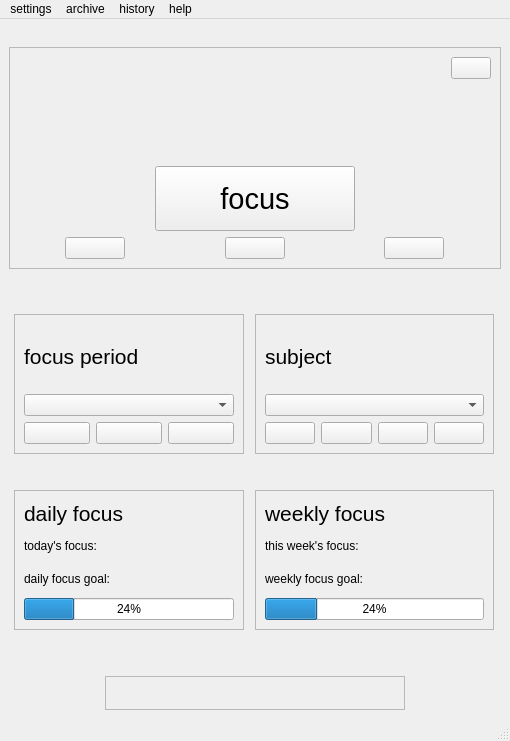
First picture: the form in ui/mainwindow.ui, repository dop14/monkmode, before the edit.
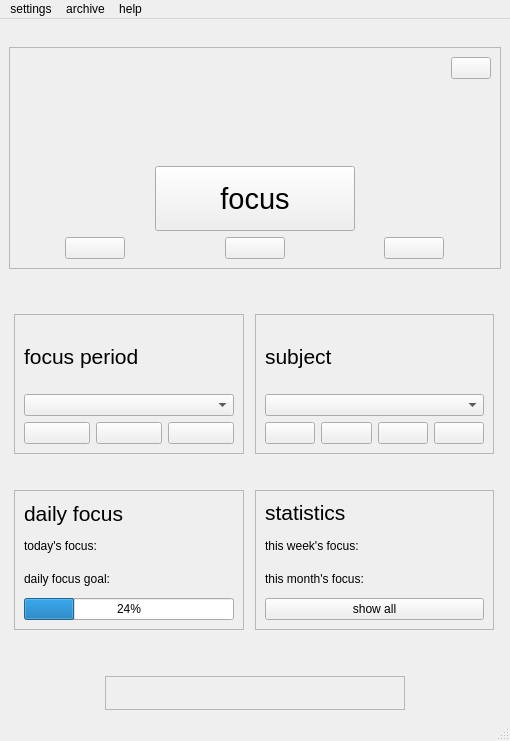
Second picture: the form after the edit. Icons and pictures are not drawn.

What changed in the file:
```diff
--- a/ui/mainwindow.ui
+++ b/ui/mainwindow.ui
@@ -504,15 +504,15 @@
              <enum>QFrame::Shadow::Raised</enum>
             </property>
             <layout class="QVBoxLayout" name="verticalLayout_7">
-             <item>
-              <widget class="QLabel" name="weekly_label">
+             <item alignment="Qt::AlignmentFlag::AlignTop">
+              <widget class="QLabel" name="stats_label">
                <property name="font">
                 <font>
                  <pointsize>16</pointsize>
                 </font>
                </property>
                <property name="text">
-                <string>weekly focus</string>
+                <string>statistics</string>
                </property>
               </widget>
              </item>
@@ -526,14 +526,14 @@
              <item>
               <widget class="QLabel" name="weekly_goal_label">
                <property name="text">
-                <string>weekly focus goal:</string>
+                <string>this month's focus: </string>
                </property>
               </widget>
              </item>
              <item>
-              <widget class="QProgressBar" name="weekly_progression_bar">
-               <property name="value">
-                <number>24</number>
+              <widget class="QPushButton" name="pushButton">
+               <property name="text">
+                <string>show all</string>
                </property>
               </widget>
              </item>
@@ -662,14 +662,6 @@
     <addaction name="actionabout_2"/>
     <addaction name="separator"/>
    </widget>
-   <widget class="QMenu" name="menuhistory">
-    <property name="title">
-     <string>history</string>
-    </property>
-    <addaction name="actionview_focus_history"/>
-    <addaction name="actionclear_history"/>
-    <addaction name="separator"/>
-   </widget>
    <widget class="QMenu" name="menuarchive">
     <property name="title">
      <string>archive</string>
@@ -678,7 +670,6 @@
    </widget>
    <addaction name="menuSettings"/>
    <addaction name="menuarchive"/>
-   <addaction name="menuhistory"/>
    <addaction name="menuabout"/>
   </widget>
   <widget class="QStatusBar" name="statusbar"/>
```
Left out of the diff: 21 changed lines with no effect on the pictures.
